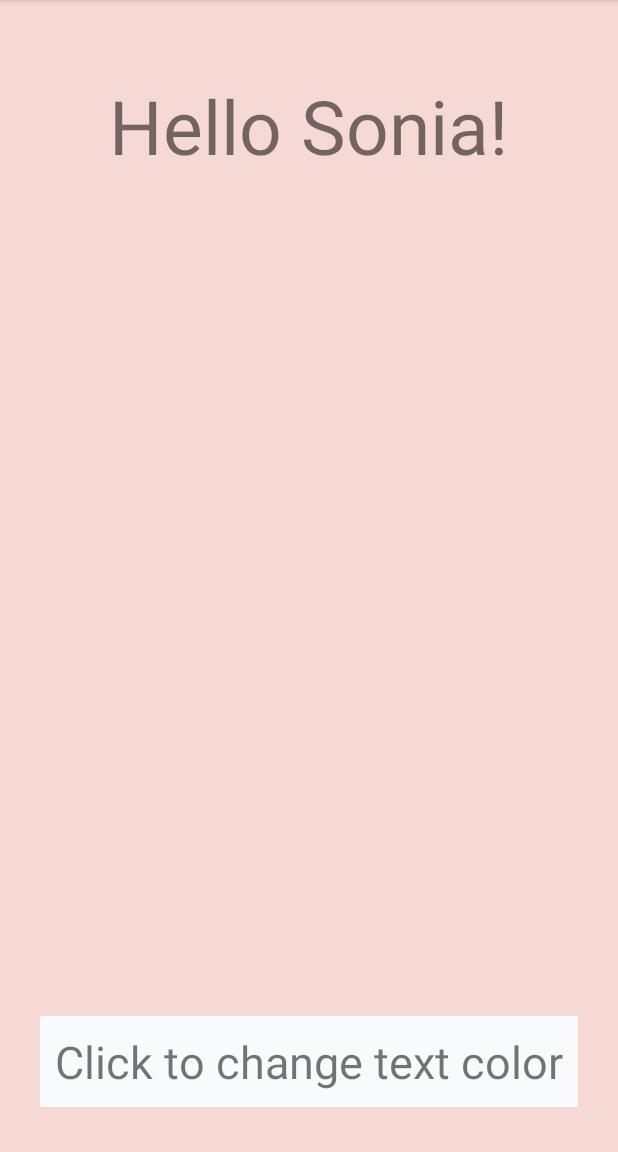
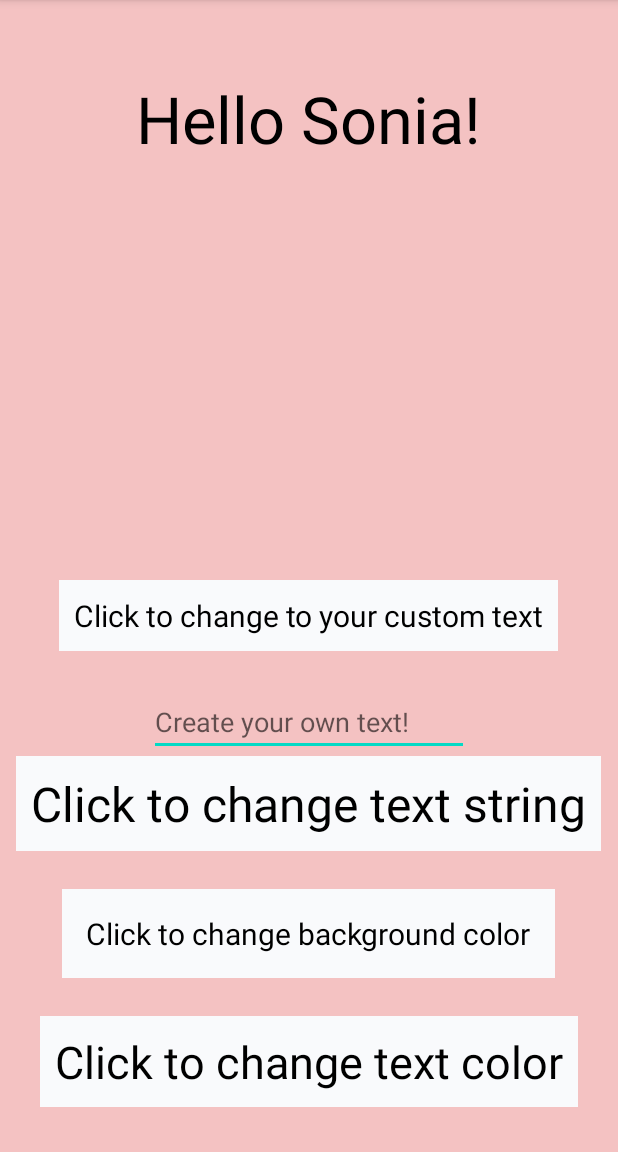
Before and after one commit to SoniaBendre/HelloWorld-AndroidApp, an Android app: the screen it shows after launch (MainActivity), on a phone screen of 412 x 824 dp, the part 84-1236 px from its top. Run offline under Robolectric (Android 15) with nearby library versions, the phone set to English and light mode, and no system bars.

Commit message:
Added Bonus Features

```diff
--- a/app/src/main/java/com/example/codepath_prework/MainActivity.java
+++ b/app/src/main/java/com/example/codepath_prework/MainActivity.java
@@ -4,6 +4,7 @@ import androidx.appcompat.app.AppCompatActivity;
 
 import android.os.Bundle;
 import android.view.View;
+import android.widget.EditText;
 import android.widget.TextView;
 
 public class MainActivity extends AppCompatActivity {
@@ -12,6 +13,8 @@ public class MainActivity extends AppCompatActivity {
     protected void onCreate(Bundle savedInstanceState) {
         super.onCreate(savedInstanceState);
         setContentView(R.layout.activity_main);
+
+        TextView textView = ((TextView) findViewById(R.id.text));
 
         // User can tap button to change color of text in label
         findViewById(R.id.button).setOnClickListener(new View.OnClickListener() {
@@ -22,5 +25,54 @@ public class MainActivity extends AppCompatActivity {
 
             }
         });
+
+        // User can tap button to change color of background
+        findViewById(R.id.changeBackgroundButton).setOnClickListener(new View.OnClickListener() {
+            @Override
+            public void onClick(View v) {
+                findViewById(R.id.parent).setBackgroundColor(getResources().getColor(R.color.light_cyan));
+            }
+
+        });
+
+        // User can tap button to change text
+        findViewById(R.id.changeTextButton).setOnClickListener(new View.OnClickListener() {
+            @Override
+            public void onClick(View view) {
+                ((TextView) findViewById(R.id.text)).setText("CodePath is Cool!");
+            }
+        });
+
+        // User can tap on background view to reset all views to default
+
+        findViewById(R.id.parent).setOnClickListener(new View.OnClickListener() {
+            @Override
+            public void onClick(View view) {
+                //1. Reset text to "Hello Sonia!"
+                    //id: @id/text
+                textView.setText("Hello Sonia!");
+                //2. Reset color of text to original color
+                    // original text color: black, text id: @id/text
+                textView.setTextColor(getResources().getColor(R.color.black));
+                //3. Reset background color to original color
+                    // original background color: R.color.light_pink
+                findViewById(R.id.parent).setBackgroundColor(getResources().getColor(R.color.light_pink));
+            }
+        });
+
+        // User can tap "Click to change to your custom text" button to update the label with custom text from the text field
+
+        findViewById(R.id.changeCustomTextButton).setOnClickListener(new View.OnClickListener() {
+            @Override
+            public void onClick(View view) {
+                // Change text view to text in edit text view
+                String userEnteredText = ((EditText) findViewById(R.id.editText)).getText().toString();
+                if (userEnteredText.isEmpty()) {
+                    textView.setText("Enter your own text");
+                } else {
+                    textView.setText(userEnteredText);
+                }
+            }
+        });
     }
 }
--- a/app/src/main/res/layout/activity_main.xml
+++ b/app/src/main/res/layout/activity_main.xml
@@ -2,9 +2,10 @@
 <RelativeLayout xmlns:android="http://schemas.android.com/apk/res/android"
     xmlns:app="http://schemas.android.com/apk/res-auto"
     xmlns:tools="http://schemas.android.com/tools"
+    android:id="@+id/parent"
     android:layout_width="match_parent"
     android:layout_height="match_parent"
-    android:background="#f6d9d5"
+    android:background="@color/light_pink"
     tools:context=".MainActivity">
 
     <TextView
@@ -12,20 +13,70 @@
         android:layout_width="wrap_content"
         android:layout_height="wrap_content"
         android:text="Hello Sonia!"
+        android:textColor="@color/black"
         android:layout_centerHorizontal="true"
         android:layout_marginTop="50dp"
-        android:textSize="50sp" />
+        android:textSize="43sp" />
 
     <TextView
         android:id="@+id/button"
         android:layout_width="wrap_content"
         android:layout_height="wrap_content"
+        android:layout_centerHorizontal="true"
+        android:layout_marginBottom="30dp"
         android:text="Click to change text color"
+        android:textColor="@color/black"
         android:layout_alignParentBottom="true"
         android:background="#f9fafc"
         android:padding="10dp"
-        android:layout_centerHorizontal="true"
-        android:layout_marginBottom="30dp"
         android:textSize="30sp"/>
 
+    <TextView
+        android:id="@+id/changeBackgroundButton"
+        android:layout_width="wrap_content"
+        android:layout_height="wrap_content"
+        android:layout_above="@id/button"
+        android:layout_centerHorizontal="true"
+        android:layout_marginBottom="25dp"
+        android:background="#f9fafc"
+        android:padding="16dp"
+        android:text="Click to change background color"
+        android:textColor="@color/black"
+        android:textSize="20sp" />
+
+    <TextView
+        android:id="@+id/changeTextButton"
+        android:layout_width="wrap_content"
+        android:layout_height="wrap_content"
+        android:layout_above="@id/changeBackgroundButton"
+        android:layout_centerHorizontal="true"
+        android:layout_marginBottom="25dp"
+        android:background="#f9fafc"
+        android:padding="10dp"
+        android:text="Click to change text string"
+        android:textColor="@color/black"
+        android:textSize="32sp" />
+
+    <EditText
+        android:id="@+id/editText"
+        android:layout_above="@id/changeTextButton"
+        android:layout_centerHorizontal="true"
+        android:layout_width="wrap_content"
+        android:layout_height="wrap_content"
+        android:ems="10"
+        android:hint="Create your own text!" />
+
+    <TextView
+        android:id="@+id/changeCustomTextButton"
+        android:layout_width="wrap_content"
+        android:layout_height="wrap_content"
+        android:layout_above="@id/changeTextButton"
+        android:layout_centerHorizontal="true"
+        android:layout_marginBottom="70dp"
+        android:background="#f9fafc"
+        android:padding="10dp"
+        android:text="Click to change to your custom text"
+        android:textColor="@color/black"
+        android:textSize="20sp" />
+
 </RelativeLayout>
--- a/app/src/main/res/values/colors.xml
+++ b/app/src/main/res/values/colors.xml
@@ -7,4 +7,6 @@
     <color name="teal_700">#FF018786</color>
     <color name="black">#FF000000</color>
     <color name="white">#FFFFFFFF</color>
+    <color name="light_cyan">#E0FFFF</color>
+    <color name="light_pink">#f4c2c2</color>
 </resources>
```
Also changed, not shown: 2 other files.
